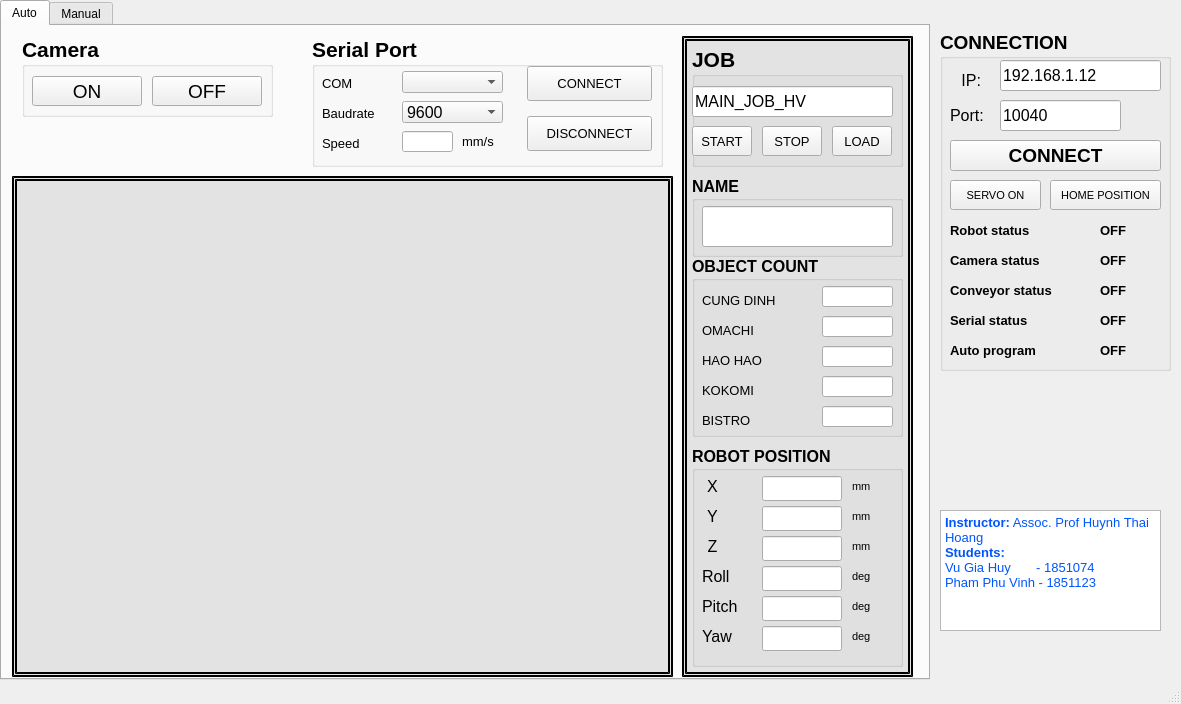
HuyAK2108/CodeThesis, file mainwindow.ui: the form before one commit.
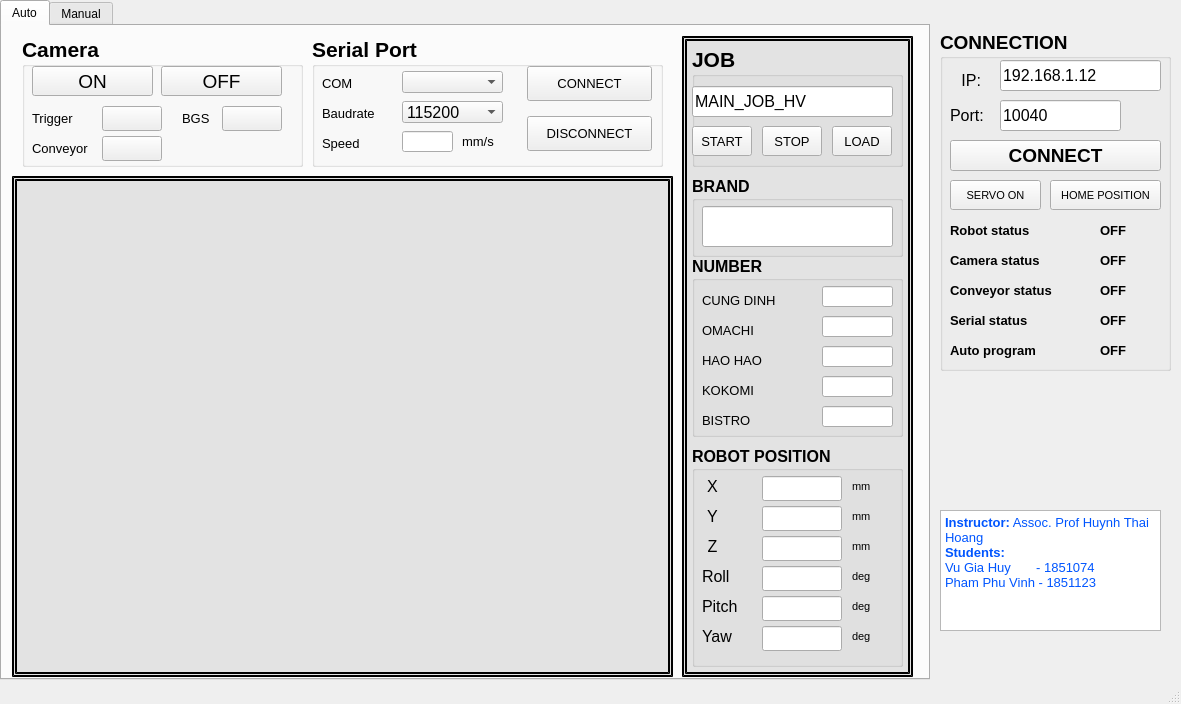
The form after the commit. Icons and pictures are not drawn.

Patch:
```diff
--- a/mainwindow.ui
+++ b/mainwindow.ui
@@ -142,6 +142,11 @@
          <bold>false</bold>
         </font>
        </property>
+       <item>
+        <property name="text">
+         <string>115200</string>
+        </property>
+       </item>
        <item>
         <property name="text">
          <string>9600</string>
@@ -638,8 +643,8 @@
        <rect>
         <x>20</x>
         <y>10</y>
-        <width>251</width>
-        <height>81</height>
+        <width>281</width>
+        <height>131</height>
        </rect>
       </property>
       <property name="font">
@@ -655,9 +660,9 @@
       <widget class="QPushButton" name="btn_offCAM">
        <property name="geometry">
         <rect>
-         <x>130</x>
-         <y>40</y>
-         <width>110</width>
+         <x>139</x>
+         <y>30</y>
+         <width>121</width>
          <height>30</height>
         </rect>
        </property>
@@ -676,8 +681,8 @@
        <property name="geometry">
         <rect>
          <x>10</x>
-         <y>40</y>
-         <width>110</width>
+         <y>30</y>
+         <width>121</width>
          <height>30</height>
         </rect>
        </property>
@@ -692,6 +697,126 @@
         <string>ON</string>
        </property>
       </widget>
+      <widget class="QPushButton" name="btn_on_trigger">
+       <property name="geometry">
+        <rect>
+         <x>80</x>
+         <y>70</y>
+         <width>60</width>
+         <height>25</height>
+        </rect>
+       </property>
+       <property name="font">
+        <font>
+         <pointsize>10</pointsize>
+         <weight>50</weight>
+         <bold>false</bold>
+        </font>
+       </property>
+       <property name="text">
+        <string/>
+       </property>
+      </widget>
+      <widget class="QPushButton" name="btn_on_conveyor">
+       <property name="geometry">
+        <rect>
+         <x>80</x>
+         <y>100</y>
+         <width>60</width>
+         <height>25</height>
+        </rect>
+       </property>
+       <property name="font">
+        <font>
+         <pointsize>10</pointsize>
+         <weight>50</weight>
+         <bold>false</bold>
+        </font>
+       </property>
+       <property name="text">
+        <string/>
+       </property>
+      </widget>
+      <widget class="QLabel" name="label_8">
+       <property name="geometry">
+        <rect>
+         <x>10</x>
+         <y>70</y>
+         <width>81</width>
+         <height>24</height>
+        </rect>
+       </property>
+       <property name="font">
+        <font>
+         <pointsize>10</pointsize>
+         <weight>50</weight>
+         <bold>false</bold>
+        </font>
+       </property>
+       <property name="text">
+        <string>Trigger</string>
+       </property>
+      </widget>
+      <widget class="QLabel" name="label_11">
+       <property name="geometry">
+        <rect>
+         <x>10</x>
+         <y>100</y>
+         <width>71</width>
+         <height>24</height>
+        </rect>
+       </property>
+       <property name="font">
+        <font>
+         <pointsize>10</pointsize>
+         <weight>50</weight>
+         <bold>false</bold>
+        </font>
+       </property>
+       <property name="text">
+        <string>Conveyor</string>
+       </property>
+      </widget>
+      <widget class="QPushButton" name="btn_on_bgs">
+       <property name="geometry">
+        <rect>
+         <x>200</x>
+         <y>70</y>
+         <width>60</width>
+         <height>25</height>
+        </rect>
+       </property>
+       <property name="font">
+        <font>
+         <pointsize>10</pointsize>
+         <weight>50</weight>
+         <bold>false</bold>
+        </font>
+       </property>
+       <property name="text">
+        <string/>
+       </property>
+      </widget>
+      <widget class="QLabel" name="label_12">
+       <property name="geometry">
+        <rect>
+         <x>160</x>
+         <y>70</y>
+         <width>61</width>
+         <height>24</height>
+        </rect>
+       </property>
+       <property name="font">
+        <font>
+         <pointsize>10</pointsize>
+         <weight>50</weight>
+         <bold>false</bold>
+        </font>
+       </property>
+       <property name="text">
+        <string>BGS</string>
+       </property>
+      </widget>
      </widget>
      <widget class="QGroupBox" name="ObjectBox">
       <property name="geometry">
@@ -710,7 +835,7 @@
        </font>
       </property>
       <property name="title">
-       <string>NAME</string>
+       <string>BRAND</string>
       </property>
       <widget class="QLineEdit" name="text_name">
        <property name="geometry">
@@ -901,7 +1026,7 @@
        </font>
       </property>
       <property name="title">
-       <string>OBJECT COUNT</string>
+       <string>NUMBER</string>
       </property>
       <widget class="QLabel" name="Name_7">
        <property name="geometry">
```
Left out of the diff: 9 changed lines with no effect on the pictures.
